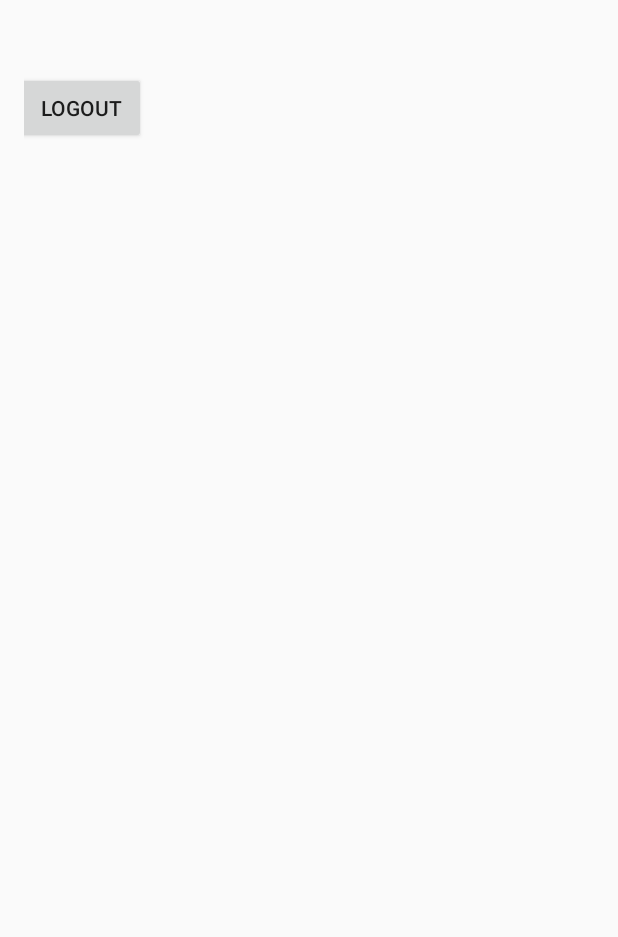
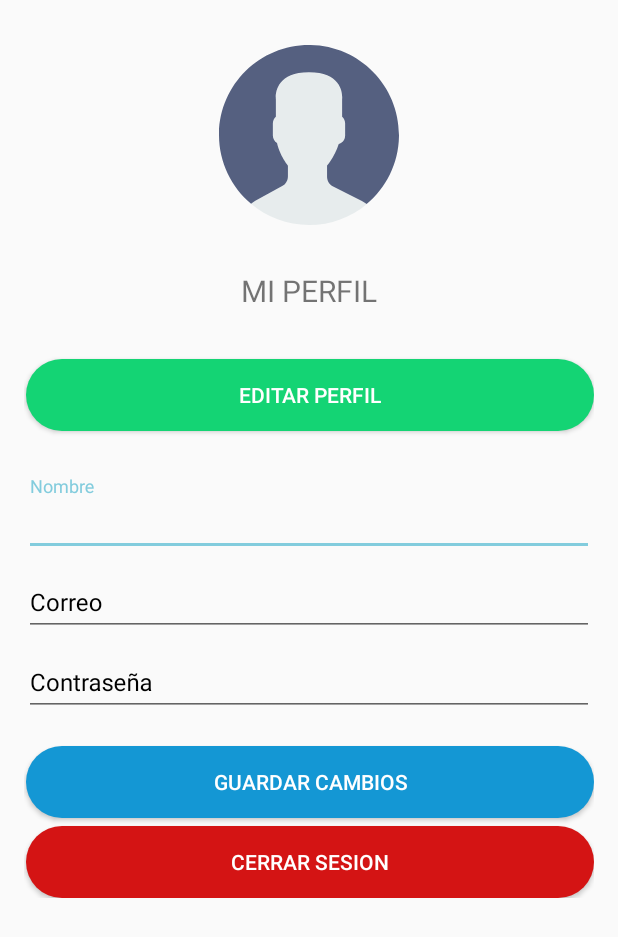
Before and after one commit to c3rberuss/Wi-Free, an Android app: the Perfil screen opened directly, with no data from a screen before it, on a phone screen of 412 x 824 dp. Shown: the top 937 px of the screen. Run offline under Robolectric (Android 15) with nearby library versions, the phone set to English and light mode, and no system bars; Roboto replaces fonts that are not available here.

Commit message:
mejoras visuales en login
interfaz de login y los logos

```diff
--- a/app/build.gradle
+++ b/app/build.gradle
@@ -42,4 +42,5 @@ dependencies {
     testImplementation 'junit:junit:4.12'
     androidTestImplementation 'androidx.test:runner:1.2.0'
     androidTestImplementation 'androidx.test.espresso:espresso-core:3.2.0'
+    implementation 'com.google.android.material:material:1.0.0'
 }
--- /dev/null
+++ b/app/src/main/res/drawable/boton_redondeado_celeste.xml
@@ -0,0 +1,14 @@
+<?xml version="1.0" encoding="utf-8"?>
+<shape xmlns:android="http://schemas.android.com/apk/res/android"
+    android:shape="rectangle">
+
+    <solid
+        android:color="#1497d4"
+        />
+
+    <corners
+
+        android:radius="35dp"
+        />
+
+</shape>
--- /dev/null
+++ b/app/src/main/res/drawable/boton_redondeado_rojo.xml
@@ -0,0 +1,14 @@
+<?xml version="1.0" encoding="utf-8"?>
+<shape xmlns:android="http://schemas.android.com/apk/res/android"
+    android:shape="rectangle">
+
+    <solid
+        android:color="#d41414"
+        />
+
+    <corners
+
+        android:radius="35dp"
+        />
+
+</shape>
--- /dev/null
+++ b/app/src/main/res/drawable/boton_redondeado_verde.xml
@@ -0,0 +1,14 @@
+<?xml version="1.0" encoding="utf-8"?>
+<shape xmlns:android="http://schemas.android.com/apk/res/android"
+    android:shape="rectangle">
+
+    <solid
+        android:color="#14d474"
+        />
+
+    <corners
+
+        android:radius="35dp"
+        />
+
+</shape>
--- /dev/null
+++ b/app/src/main/res/drawable/ic_logoapp.xml
@@ -0,0 +1,18 @@
+<vector android:height="240dp" android:viewportHeight="512.001"
+    android:viewportWidth="512" android:width="240dp" xmlns:android="http://schemas.android.com/apk/res/android">
+    <path android:fillColor="#ec8e7b" android:fillType="evenOdd" android:pathData="m103.129,363.613c-12.641,0 -22.984,10.34 -22.984,22.98v92.352c0,12.641 10.344,22.984 22.984,22.984h305.414c12.641,0 22.98,-10.344 22.98,-22.984v-92.352c0,-12.641 -10.344,-22.98 -22.98,-22.98zM103.129,363.613"/>
+    <path android:fillColor="#b0e7f8" android:fillType="evenOdd" android:pathData="m340.293,123.816c-24.602,-14.254 -53.082,-22.414 -83.438,-22.414 -30.496,0 -59.207,8.305 -83.977,22.785 -25.566,14.961 -46.734,36.496 -61.246,62.227 -6.207,11.109 -2.27,25.195 8.84,31.398 11.141,6.234 25.195,2.297 31.434,-8.84 10.516,-18.703 25.848,-34.289 44.27,-45.059 17.711,-10.371 38.43,-16.32 60.68,-16.32 22.078,0 42.652,5.867 60.34,16.125 18.336,10.625 33.613,26.012 44.211,44.488 6.32,11.055 20.438,14.906 31.488,8.586 11.082,-6.348 14.906,-20.43 8.586,-31.512 -14.594,-25.445 -35.734,-46.699 -61.188,-61.465zM340.293,123.816"/>
+    <path android:fillColor="#b0e7f8" android:fillType="evenOdd" android:pathData="m380.992,42.094c-36.617,-20.375 -78.988,-32.023 -124.082,-32.023 -45.457,0 -88.141,11.82 -124.871,32.418 -37.496,21.055 -68.785,51.352 -90.523,87.707 -0.313,0.566 -0.652,1.105 -0.965,1.645 -5.102,8.699 -4.395,19.238 0.965,27.063 2.039,2.945 4.734,5.523 8.047,7.48 12.02,7.055 27.492,3.004 34.551,-9.012 17.145,-29.219 42.313,-53.699 72.668,-70.73 29.332,-16.465 63.539,-25.902 100.129,-25.902 36.422,0 70.402,9.297 99.539,25.504 30.156,16.777 55.238,40.949 72.555,69.91 7.141,11.957 22.672,15.871 34.633,8.699 11.988,-7.168 15.871,-22.668 8.73,-34.629 -21.852,-36.555 -53.453,-67.047 -91.375,-88.129zM380.992,42.094"/>
+    <path android:fillColor="#b0e7f8" android:fillType="evenOdd" android:pathData="m299.82,203.477c-12.867,-7.453 -27.746,-11.73 -43.559,-11.73 -15.898,0 -30.895,4.363 -43.844,11.957 -13.352,7.793 -24.434,19.043 -32,32.477 -5.07,9.066 -1.84,20.543 7.227,25.617 9.07,5.102 20.551,1.867 25.652,-7.227 4.309,-7.68 10.598,-14.055 18.109,-18.477 7.227,-4.191 15.699,-6.629 24.855,-6.629 9.07,0 17.488,2.406 24.684,6.574 7.512,4.363 13.777,10.652 18.109,18.25 5.16,9.012 16.668,12.156 25.707,6.996 9.043,-5.184 12.16,-16.688 7,-25.727 -7.594,-13.266 -18.648,-24.375 -31.941,-32.082zM299.82,203.477"/>
+    <path android:fillColor="#52cbf0" android:fillType="evenOdd" android:pathData="m276.156,300.762c0,-11.254 -9.125,-20.406 -20.406,-20.406 -11.277,0 -20.406,9.152 -20.406,20.406 0,11.277 9.129,20.43 20.406,20.43 11.281,0 20.406,-9.152 20.406,-20.43zM276.156,300.762"/>
+    <path android:fillColor="#FF000000" android:pathData="m408.543,353.543h-111.813c-5.563,0 -10.07,4.508 -10.07,10.07s4.512,10.07 10.07,10.07h111.813c7.117,0 12.91,5.793 12.91,12.91v92.352c0,7.121 -5.793,12.914 -12.91,12.914h-305.414c-7.121,0 -12.914,-5.793 -12.914,-12.914v-92.352c0,-7.117 5.793,-12.91 12.914,-12.91h110.93c5.563,0 10.074,-4.508 10.074,-10.07s-4.512,-10.07 -10.074,-10.07h-110.93c-18.227,0 -33.055,14.828 -33.055,33.051v92.352c0,18.227 14.828,33.055 33.055,33.055h305.414c18.227,0 33.055,-14.828 33.055,-33.055v-92.352c0,-18.223 -14.828,-33.051 -33.055,-33.051zM408.543,353.543"/>
+    <path android:fillColor="#FF000000" android:pathData="m166.766,409.961c2.273,0 4.184,-0.805 5.723,-2.422 1.543,-1.613 2.313,-3.484 2.313,-5.613 0,-2.348 -0.789,-4.313 -2.367,-5.891 -1.578,-1.574 -3.469,-2.367 -5.668,-2.367h-28.848c-2.574,0 -4.738,0.918 -6.5,2.754s-2.641,3.961 -2.641,6.383v62.535c0,2.422 0.918,4.512 2.75,6.273 1.836,1.762 3.93,2.645 6.277,2.645 2.496,0 4.605,-0.883 6.332,-2.645 1.723,-1.762 2.586,-3.852 2.586,-6.273v-23.672h16.957c2.422,0 4.441,-0.785 6.059,-2.367 1.613,-1.574 2.422,-3.465 2.422,-5.668 0,-2.273 -0.824,-4.199 -2.477,-5.781 -1.652,-1.578 -3.652,-2.367 -6,-2.367h-16.957v-15.52h20.039zM166.766,409.961"/>
+    <path android:fillColor="#FF000000" android:pathData="m252.211,418.438c0,-7.266 -2.586,-13.191 -7.762,-17.777 -5.176,-4.586 -11.727,-6.883 -19.652,-6.883h-20.48c-2.57,0 -4.734,0.883 -6.496,2.645 -1.762,1.762 -2.645,3.961 -2.645,6.605v61.871c0,2.57 0.883,4.734 2.645,6.496 1.98,1.762 4.145,2.641 6.496,2.641 2.492,0 4.586,-0.844 6.273,-2.531 1.691,-1.688 2.535,-3.781 2.535,-6.277v-24.109l23.891,29.176c2.055,2.496 4.406,3.742 7.047,3.742 2.496,0 4.664,-0.844 6.5,-2.531 1.762,-1.906 2.641,-4.035 2.641,-6.387 0,-2.129 -0.77,-4.035 -2.313,-5.723l-17.617,-19.266c4.551,-0.883 7.93,-2.055 10.129,-3.523 5.871,-4.035 8.809,-10.09 8.809,-18.168zM231.566,425.32c-1.871,1.797 -4.094,2.699 -6.66,2.699h-11.672v-17.945h11.453c2.789,0 5.063,0.879 6.824,2.641 1.91,1.688 2.863,3.742 2.863,6.164 0,2.496 -0.938,4.645 -2.809,6.441zM231.566,425.32"/>
+    <path android:fillColor="#FF000000" android:pathData="m313.203,409.961c2.129,0 4,-0.805 5.617,-2.422 1.539,-1.762 2.313,-3.703 2.313,-5.832 0,-2.203 -0.773,-4.094 -2.313,-5.672 -1.543,-1.574 -3.414,-2.367 -5.617,-2.367h-28.629c-2.496,0 -4.625,0.918 -6.387,2.754s-2.641,3.961 -2.641,6.383v61.211c0,2.57 0.879,4.719 2.641,6.441 1.762,1.727 3.926,2.59 6.496,2.59h29.07c2.348,0 4.309,-0.773 5.891,-2.313 1.578,-1.543 2.367,-3.414 2.367,-5.617 0,-1.172 -0.219,-2.234 -0.66,-3.191 -0.441,-0.953 -1.031,-1.797 -1.762,-2.531 -1.691,-1.613 -3.633,-2.422 -5.836,-2.422h-20.262v-15.742h17.73c2.422,0 4.422,-0.789 6,-2.367s2.367,-3.469 2.367,-5.672c0,-2.125 -0.809,-4 -2.422,-5.613 -1.617,-1.613 -3.602,-2.422 -5.945,-2.422h-17.84v-15.191h19.82zM313.203,409.961"/>
+    <path android:fillColor="#FF000000" android:pathData="m382.688,409.961c2.129,0 4,-0.805 5.613,-2.422 1.543,-1.762 2.313,-3.703 2.313,-5.832 0,-2.203 -0.77,-4.094 -2.313,-5.672 -1.539,-1.574 -3.41,-2.367 -5.613,-2.367h-28.629c-2.496,0 -4.625,0.918 -6.387,2.754s-2.645,3.961 -2.645,6.383v61.211c0,2.57 0.883,4.719 2.645,6.441 1.762,1.727 3.926,2.59 6.496,2.59h29.066c2.352,0 4.313,-0.773 5.895,-2.313 1.574,-1.543 2.363,-3.414 2.363,-5.617 0,-1.172 -0.219,-2.234 -0.66,-3.191 -0.438,-0.953 -1.027,-1.797 -1.762,-2.531 -1.688,-1.613 -3.633,-2.422 -5.836,-2.422h-20.258v-15.742h17.727c2.426,0 4.422,-0.789 6.004,-2.367 1.574,-1.578 2.363,-3.469 2.363,-5.672 0,-2.125 -0.809,-4 -2.422,-5.613 -1.617,-1.613 -3.598,-2.422 -5.945,-2.422h-17.836v-15.191h19.82zM382.688,409.961"/>
+    <path android:fillColor="#FF000000" android:pathData="m481.016,125.059c-22.75,-38.082 -55.645,-69.816 -95.125,-91.766 -39.145,-21.781 -83.742,-33.293 -128.98,-33.293 -45.598,0 -90.48,11.656 -129.801,33.707 -39.66,22.262 -72.594,54.434 -95.242,93.031 -4.773,8.133 -6.09,17.641 -3.707,26.777 2.387,9.125 8.176,16.777 16.305,21.551 5.41,3.176 11.578,4.855 17.832,4.855 12.492,0 24.18,-6.688 30.504,-17.453 16.246,-27.688 40.074,-50.867 68.91,-67.047 28.688,-16.102 61.609,-24.613 95.203,-24.613 33.418,0 66.145,8.379 94.641,24.234 28.602,15.91 52.398,38.828 68.805,66.273 6.336,10.605 17.961,17.195 30.34,17.195 6.371,0 12.637,-1.738 18.109,-5.016 16.711,-9.996 22.188,-31.723 12.207,-48.438zM458.461,156.215c-2.355,1.41 -5.039,2.156 -7.766,2.156 -5.41,0 -10.285,-2.762 -13.047,-7.387 -18.227,-30.48 -44.613,-55.914 -76.305,-73.543 -31.484,-17.516 -67.598,-26.773 -104.434,-26.773 -37.039,0 -73.367,9.402 -105.059,27.188 -31.945,17.922 -58.375,43.656 -76.426,74.414 -2.719,4.633 -7.754,7.512 -13.133,7.512 -2.672,0 -5.309,-0.723 -7.633,-2.086 -3.496,-2.051 -5.988,-5.344 -7.012,-9.27 -1.023,-3.922 -0.461,-8 1.586,-11.492 20.848,-35.523 51.184,-65.145 87.727,-85.66 36.316,-20.367 77.793,-31.133 119.949,-31.133 41.816,0 83.027,10.637 119.188,30.754 36.391,20.234 66.688,49.449 87.621,84.492 4.293,7.184 1.938,16.523 -5.258,20.828zM458.461,156.215"/>
+    <path android:fillColor="#FF000000" android:pathData="m381.484,229.906c5.738,0 11.414,-1.512 16.418,-4.371 15.852,-9.082 21.379,-29.375 12.316,-45.262 -15.484,-26.996 -37.914,-49.531 -64.875,-65.168 -26.84,-15.551 -57.441,-23.773 -88.488,-23.773 -31.227,0 -62.02,8.355 -89.063,24.164 -27.074,15.844 -49.527,38.66 -64.953,66.008 -4.313,7.719 -5.371,16.66 -2.977,25.176 2.398,8.535 7.977,15.613 15.691,19.922 4.957,2.777 10.563,4.242 16.211,4.242 11.988,0 23.074,-6.496 28.918,-16.934 9.629,-17.133 23.66,-31.414 40.578,-41.305 16.699,-9.773 35.922,-14.941 55.594,-14.941 19.512,0 38.633,5.105 55.289,14.77 16.789,9.727 30.801,23.832 40.52,40.773 5.891,10.301 16.934,16.699 28.82,16.699zM322.25,155.008c-19.723,-11.438 -42.336,-17.484 -65.395,-17.484 -23.246,0 -45.988,6.121 -65.762,17.699 -19.996,11.688 -36.582,28.57 -47.977,48.832 -2.297,4.098 -6.645,6.645 -11.352,6.645 -2.242,0 -4.387,-0.563 -6.379,-1.676 -3.016,-1.684 -5.191,-4.453 -6.133,-7.793 -0.941,-3.352 -0.523,-6.867 1.148,-9.867 13.656,-24.215 33.563,-44.438 57.559,-58.48 23.957,-14.008 51.238,-21.41 78.895,-21.41 27.508,0 54.613,7.281 78.383,21.055 23.898,13.863 43.785,33.84 57.496,57.746 3.559,6.238 1.383,14.215 -4.836,17.777 -1.961,1.121 -4.18,1.711 -6.418,1.711 -4.676,0.004 -9.02,-2.508 -11.336,-6.566 -11.488,-20.023 -28.051,-36.688 -47.895,-48.188zM322.25,155.008"/>
+    <path android:fillColor="#FF000000" android:pathData="m315.434,273.836c5.004,0 9.957,-1.313 14.34,-3.813 13.813,-7.926 18.629,-25.625 10.73,-39.473 -8.484,-14.816 -20.809,-27.191 -35.637,-35.789 -14.781,-8.563 -31.59,-13.086 -48.605,-13.086 -17.129,0 -34.055,4.609 -48.922,13.332 -14.902,8.695 -27.242,21.223 -35.711,36.254 -3.766,6.73 -4.688,14.527 -2.594,21.957s6.957,13.598 13.672,17.355c4.316,2.43 9.207,3.711 14.137,3.711 10.449,0 20.117,-5.668 25.234,-14.789 3.41,-6.082 8.402,-11.176 14.379,-14.691 5.941,-3.449 12.789,-5.273 19.801,-5.273 6.949,0 13.742,1.805 19.629,5.211 5.996,3.484 10.984,8.512 14.43,14.547 5.137,8.977 14.762,14.551 25.117,14.547zM256.262,219.391c-10.559,0 -20.902,2.762 -29.965,8.023 -9.098,5.355 -16.629,13.039 -21.785,22.23 -1.555,2.773 -4.496,4.5 -7.668,4.5 -1.5,0 -2.938,-0.379 -4.281,-1.137 -2.035,-1.141 -3.508,-3.004 -4.141,-5.254 -0.637,-2.254 -0.355,-4.617 0.77,-6.633 6.699,-11.891 16.488,-21.824 28.316,-28.73 11.801,-6.918 25.203,-10.574 38.754,-10.574 13.473,0 26.793,3.586 38.508,10.371 11.762,6.82 21.527,16.629 28.246,28.359 2.402,4.211 0.938,9.594 -3.246,11.992 -1.344,0.77 -2.805,1.156 -4.336,1.156 -3.152,0 -6.078,-1.688 -7.633,-4.398 -5.195,-9.105 -12.73,-16.699 -21.813,-21.977 -8.961,-5.188 -19.242,-7.93 -29.727,-7.93zM256.262,219.391"/>
+    <path android:fillColor="#FF000000" android:pathData="m255.75,270.285c-16.805,0 -30.477,13.672 -30.477,30.477 0,16.816 13.672,30.5 30.477,30.5s30.477,-13.684 30.477,-30.5c0,-16.805 -13.672,-30.477 -30.477,-30.477zM255.75,311.121c-5.699,0 -10.336,-4.648 -10.336,-10.359 0,-5.699 4.637,-10.332 10.336,-10.332s10.336,4.633 10.336,10.332c0,5.711 -4.637,10.359 -10.336,10.359zM255.75,311.121"/>
+    <path android:fillColor="#FF000000" android:pathData="m255.836,373.684c5.563,0 10.07,-4.508 10.07,-10.07s-4.508,-10.07 -10.07,-10.07h-0.199c-5.563,0 -10.07,4.508 -10.07,10.07s4.508,10.07 10.07,10.07zM255.836,373.684"/>
+</vector>
--- /dev/null
+++ b/app/src/main/res/drawable/ic_usuario.xml
@@ -0,0 +1,5 @@
+<vector android:height="24dp" android:viewportHeight="53"
+    android:viewportWidth="53" android:width="24dp" xmlns:android="http://schemas.android.com/apk/res/android">
+    <path android:fillColor="#E7ECED" android:pathData="M18.613,41.552l-7.907,4.313c-0.464,0.253 -0.881,0.564 -1.269,0.903C14.047,50.655 19.998,53 26.5,53c6.454,0 12.367,-2.31 16.964,-6.144c-0.424,-0.358 -0.884,-0.68 -1.394,-0.934l-8.467,-4.233c-1.094,-0.547 -1.785,-1.665 -1.785,-2.888v-3.322c0.238,-0.271 0.51,-0.619 0.801,-1.03c1.154,-1.63 2.027,-3.423 2.632,-5.304c1.086,-0.335 1.886,-1.338 1.886,-2.53v-3.546c0,-0.78 -0.347,-1.477 -0.886,-1.965v-5.126c0,0 1.053,-7.977 -9.75,-7.977s-9.75,7.977 -9.75,7.977v5.126c-0.54,0.488 -0.886,1.185 -0.886,1.965v3.546c0,0.934 0.491,1.756 1.226,2.231c0.886,3.857 3.206,6.633 3.206,6.633v3.24C20.296,39.899 19.65,40.986 18.613,41.552z"/>
+    <path android:fillColor="#556080" android:pathData="M26.953,0.004C12.32,-0.246 0.254,11.414 0.004,26.047C-0.138,34.344 3.56,41.801 9.448,46.76c0.385,-0.336 0.798,-0.644 1.257,-0.894l7.907,-4.313c1.037,-0.566 1.683,-1.653 1.683,-2.835v-3.24c0,0 -2.321,-2.776 -3.206,-6.633c-0.734,-0.475 -1.226,-1.296 -1.226,-2.231v-3.546c0,-0.78 0.347,-1.477 0.886,-1.965v-5.126c0,0 -1.053,-7.977 9.75,-7.977s9.75,7.977 9.75,7.977v5.126c0.54,0.488 0.886,1.185 0.886,1.965v3.546c0,1.192 -0.8,2.195 -1.886,2.53c-0.605,1.881 -1.478,3.674 -2.632,5.304c-0.291,0.411 -0.563,0.759 -0.801,1.03V38.8c0,1.223 0.691,2.342 1.785,2.888l8.467,4.233c0.508,0.254 0.967,0.575 1.39,0.932c5.71,-4.762 9.399,-11.882 9.536,-19.9C53.246,12.32 41.587,0.254 26.953,0.004z"/>
+</vector>
--- a/app/src/main/res/layout/activity_perfil.xml
+++ b/app/src/main/res/layout/activity_perfil.xml
@@ -1,5 +1,5 @@
 <?xml version="1.0" encoding="utf-8"?>
-<androidx.constraintlayout.widget.ConstraintLayout xmlns:android="http://schemas.android.com/apk/res/android"
+<ScrollView xmlns:android="http://schemas.android.com/apk/res/android"
     xmlns:app="http://schemas.android.com/apk/res-auto"
     xmlns:mapbox="http://schemas.android.com/apk/res-auto"
     xmlns:tools="http://schemas.android.com/tools"
@@ -7,18 +7,130 @@
     android:layout_height="match_parent"
     android:paddingStart="16dp"
     android:paddingTop="16dp"
-    android:paddingEnd="16dp">
+    android:paddingEnd="16dp"
 
+    android:padding="30dp"
+    >
+
+    <LinearLayout
+        android:layout_width="match_parent"
+        android:layout_height="match_parent"
+        android:orientation="vertical">
+
+        <ImageView
+            android:id="@+id/foto"
+            android:layout_width="match_parent"
+            android:layout_height="120dp"
+            app:srcCompat="@drawable/ic_usuario" />
+
+        <TextView
+            android:layout_width="match_parent"
+            android:layout_height="wrap_content"
+            android:text="MI PERFIL"
+            android:fontFamily="sans-serif"
+            android:layout_marginTop="30sp"
+            android:textSize="20sp"
+            android:textAlignment="center"/>
+
+        <Button
+            android:id="@+id/btnEditar"
+            android:layout_width="match_parent"
+            android:layout_height="wrap_content"
+            android:layout_marginStart="1dp"
+            android:layout_marginTop="32dp"
+            android:text="EDITAR PERFIL"
+            app:layout_constraintEnd_toEndOf="parent"
+            app:layout_constraintStart_toStartOf="parent"
+            app:layout_constraintTop_toTopOf="parent"
+            android:background="@drawable/boton_redondeado_verde"
+            android:textColor="#ffffff"/>
+
+        <com.google.android.material.textfield.TextInputLayout
+            android:layout_marginTop="30sp"
+            android:layout_width="match_parent"
+            android:layout_height="wrap_content"
+            tools:layout_editor_absoluteX="8dp"
+            tools:layout_editor_absoluteY="16dp"
+            android:focusable="true"
+            android:textColorHint="#000000"
+            >
+
+            <EditText
+                android:layout_width="match_parent"
+                android:layout_height="wrap_content"
+                android:hint="Nombre"
+                android:inputType="text"
+                android:textSize="16sp"
+                android:id="@+id/txtNombre"/>
+        </com.google.android.material.textfield.TextInputLayout>
+
+        <com.google.android.material.textfield.TextInputLayout
+            android:layout_width="match_parent"
+            android:layout_height="wrap_content"
+            tools:layout_editor_absoluteX="8dp"
+            tools:layout_editor_absoluteY="16dp"
+            android:focusable="true"
+            android:textColorHint="#000000"
+            >
+
+            <EditText
+                android:layout_width="match_parent"
+                android:layout_height="wrap_content"
+                android:hint="Correo"
+                android:inputType="textEmailAddress"
+                android:textSize="16sp"
+                android:id="@+id/txtCorreo"/>
+        </com.google.android.material.textfield.TextInputLayout>
+
+        <com.google.android.material.textfield.TextInputLayout
+            android:layout_width="match_parent"
+            android:layout_height="wrap_content"
+            tools:layout_editor_absoluteX="8dp"
+            tools:layout_editor_absoluteY="16dp"
+            android:focusable="true"
+            android:textColorHint="#000000"
+            >
+
+            <EditText
+                android:layout_width="match_parent"
+                android:layout_height="wrap_content"
+                android:hint="Contraseña"
+                android:inputType="textPassword"
+                android:textSize="16sp"
+                android:id="@+id/txtPass"/>
+        </com.google.android.material.textfield.TextInputLayout>
+
+        <Button
+            android:id="@+id/btnGuardar"
+            android:layout_width="match_parent"
+            android:layout_height="wrap_content"
+            android:layout_marginStart="1dp"
+            android:layout_marginTop="20dp"
+            android:text="GUARDAR CAMBIOS"
+            app:layout_constraintEnd_toEndOf="parent"
+            app:layout_constraintStart_toStartOf="parent"
+            app:layout_constraintTop_toTopOf="parent"
+            android:background="@drawable/boton_redondeado_celeste"
+            android:textColor="#ffffff"/>
 
         <Button
             android:id="@+id/btnSalir"
-        android:layout_width="wrap_content"
+            android:layout_width="match_parent"
             android:layout_height="wrap_content"
             android:layout_marginStart="1dp"
-        android:layout_marginTop="32dp"
-        android:layout_marginEnd="307dp"
-        android:text="logout"
+            android:layout_marginTop="5dp"
+            android:text="CERRAR SESION"
             app:layout_constraintEnd_toEndOf="parent"
             app:layout_constraintStart_toStartOf="parent"
-        app:layout_constraintTop_toTopOf="parent" />
-</androidx.constraintlayout.widget.ConstraintLayout>
+            app:layout_constraintTop_toTopOf="parent"
+            android:background="@drawable/boton_redondeado_rojo"
+            android:textColor="#ffffff"/>
+
+    </LinearLayout>
+
+
+
+
+
+
+</ScrollView>
--- a/app/src/main/res/layout/login_layout.xml
+++ b/app/src/main/res/layout/login_layout.xml
@@ -30,7 +30,7 @@
                 app:layout_constraintHorizontal_bias="0.325"
                 app:layout_constraintStart_toStartOf="parent"
                 app:layout_constraintTop_toTopOf="parent"
-                app:srcCompat="@drawable/ic_wifi" />
+                app:srcCompat="@drawable/ic_logoapp" />
 
             <TextView
                 android:id="@+id/textView2"
```
Also changed, not shown: app/src/main/ic_launcher-web.png (added), app/src/main/res/mipmap-hdpi/ic_launcher.png, app/src/main/res/mipmap-mdpi/ic_launcher.png, app/src/main/res/mipmap-xhdpi/ic_launcher.png, app/src/main/res/mipmap-xxhdpi/ic_launcher.png, app/src/main/res/mipmap-xxxhdpi/ic_launcher.png. Lines whose indentation alone changed are shown as unchanged.
